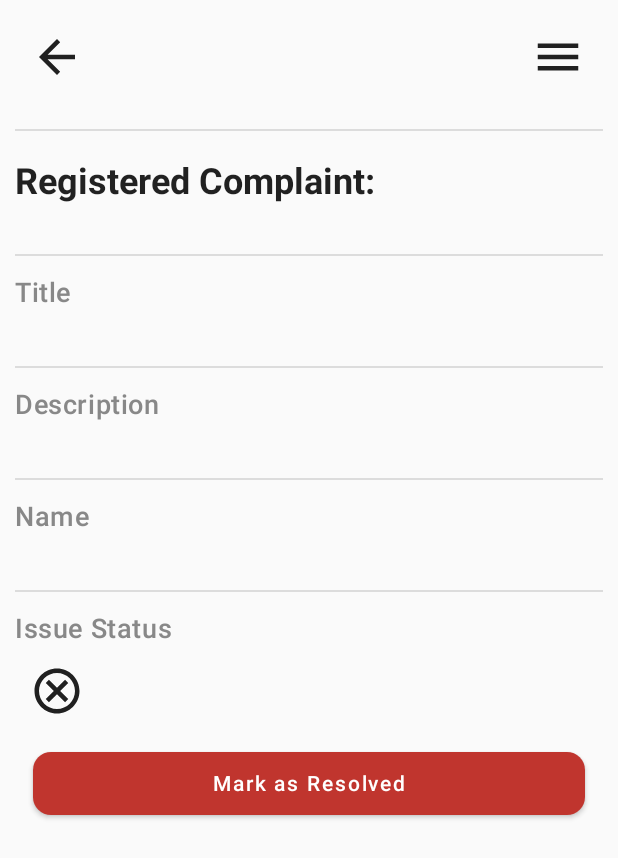
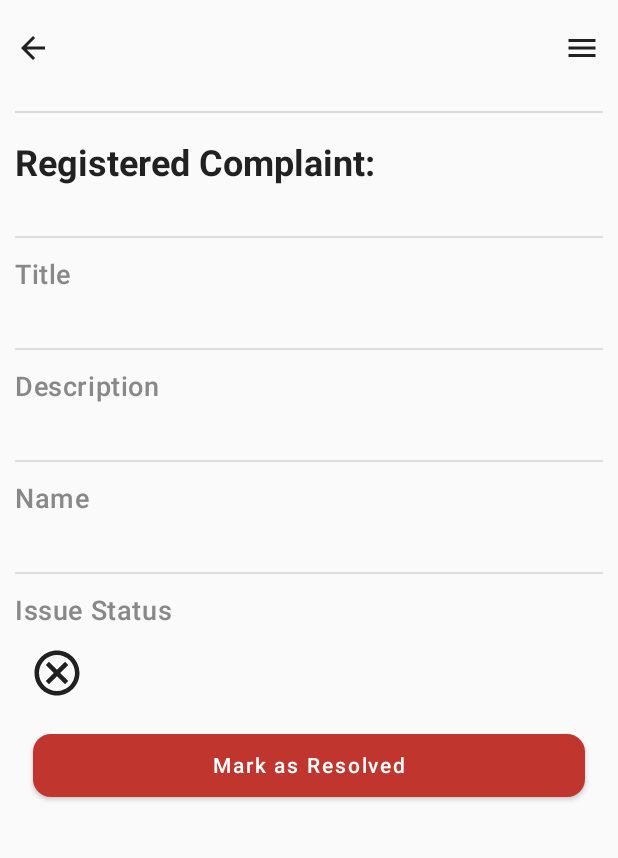
Before and after one commit to aswindevsp/complaintRegApp, an Android app built with Jetpack Compose: the DetailedView screen opened through its navigation route, on a phone screen of 412 x 824 dp. Shown: the top 858 px of the screen. Run offline under Robolectric (Android 15) with nearby library versions, the phone set to English and light mode, and no system bars; our stand-ins replace Dagger/Hilt's generated code, Firebase (no records; nobody signed in at launch, a user with empty details on screens opened directly); libraries missing offline, so code that uses them is left out: com.vanpra.composematerialdialogs; 4 statements that could not run were skipped.

Commit message:
icons resized

```diff
--- a/app/src/main/java/com/mgits/complaintreg/ui/home/admin/details/DetailedView.kt
+++ b/app/src/main/java/com/mgits/complaintreg/ui/home/admin/details/DetailedView.kt
@@ -37,7 +37,6 @@ fun DetailedView(
     ){
         Icon(imageVector = Icons.Default.Menu, contentDescription = "",
             modifier= Modifier
-                .size(56.dp)
                 .padding(
                     vertical = 10.dp,
                     horizontal = 0.dp
@@ -55,7 +54,6 @@ fun DetailedView(
         Icon(
             imageVector = Icons.Default.ArrowBack, contentDescription = "",
             modifier = Modifier
-                .size(56.dp)
                 .clickable {
                     navController.popBackStack()
                 }
```
